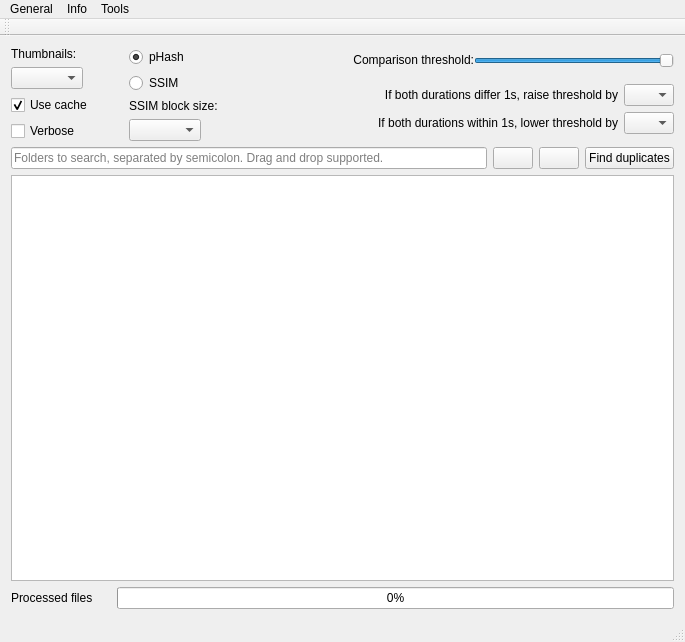
This is QtProject/app/mainwindow.ui in theophanemayaud/video-simili-duplicate-cleaner as Qt 5 draws it before an edit. The edited form follows.
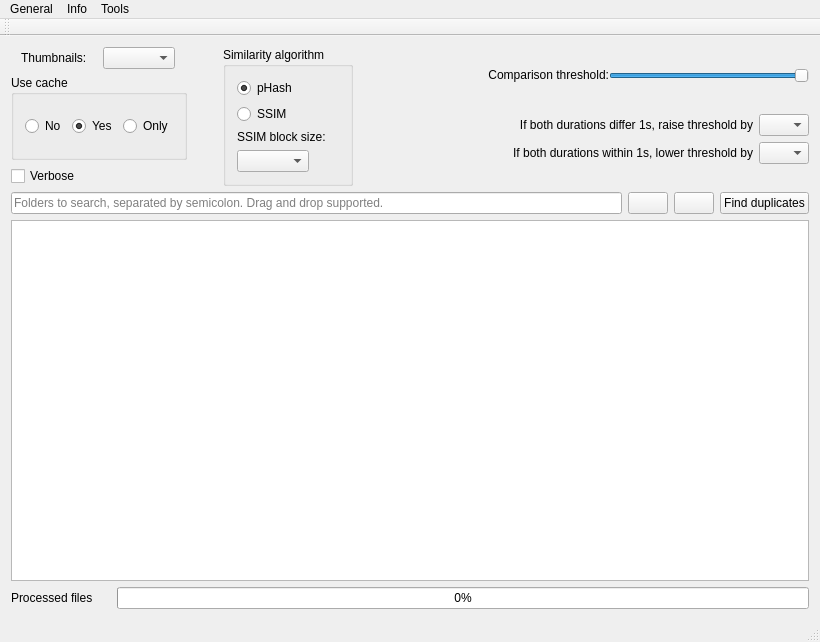
This is the edited form. Icons and pictures are not drawn.

```diff
--- a/QtProject/app/mainwindow.ui
+++ b/QtProject/app/mainwindow.ui
@@ -6,7 +6,7 @@
    <rect>
     <x>0</x>
     <y>0</y>
-    <width>685</width>
+    <width>820</width>
     <height>642</height>
    </rect>
   </property>
@@ -47,6 +47,8 @@
          <number>0</number>
         </property>
         <item>
+         <layout class="QHBoxLayout" name="horizontalLayout_2">
+          <item>
          <widget class="QLabel" name="label_2">
           <property name="sizePolicy">
            <sizepolicy hsizetype="Maximum" vsizetype="Maximum">
@@ -73,17 +75,48 @@
           </property>
          </widget>
         </item>
+         </layout>
+        </item>
         <item>
-         <widget class="QCheckBox" name="useCacheCheckBox">
-          <property name="toolTip">
-           <string>&lt;html&gt;&lt;head/&gt;&lt;body&gt;&lt;p&gt;Unchecking this will disable loading and saving of file metadata and file caputres, to cache. &lt;/p&gt;&lt;p&gt;Caching is done based on the file path and name, so you should also disable caching &lt;/p&gt;&lt;p&gt;    if you have moved files or renamed files that could be otherwise incorrectly loaded from cache.  &lt;/p&gt;&lt;p&gt;The cache makes subsequent scans much faster !&lt;/p&gt;&lt;/body&gt;&lt;/html&gt;</string>
-          </property>
-          <property name="text">
+         <widget class="QGroupBox" name="groupBox_UseCache">
+          <property name="title">
            <string>Use cache</string>
           </property>
+          <layout class="QHBoxLayout" name="horizontalLayout_6">
+           <item>
+            <widget class="QRadioButton" name="radio_UseCacheNo">
+             <property name="toolTip">
+              <string>Videos will not be stored or loaded from cache</string>
+             </property>
+             <property name="text">
+              <string>No</string>
+             </property>
+            </widget>
+           </item>
+           <item>
+            <widget class="QRadioButton" name="radio_UseCacheYes">
+             <property name="toolTip">
+              <string>New videos will be cached and already cached ones will be used</string>
+             </property>
+             <property name="text">
+              <string>Yes</string>
+             </property>
           <property name="checked">
            <bool>true</bool>
           </property>
+            </widget>
+           </item>
+           <item>
+            <widget class="QRadioButton" name="radio_UseCacheOnly">
+             <property name="toolTip">
+              <string>Only videos already cached will be compared</string>
+             </property>
+             <property name="text">
+              <string>Only</string>
+             </property>
+            </widget>
+           </item>
+          </layout>
          </widget>
         </item>
         <item>
@@ -122,6 +155,10 @@
        </spacer>
       </item>
       <item>
+       <widget class="QGroupBox" name="groupBox">
+        <property name="title">
+         <string>Similarity algorithm</string>
+        </property>
        <layout class="QVBoxLayout" name="verticalLayout_6">
         <item>
          <widget class="QRadioButton" name="selectPhash">
@@ -182,6 +219,7 @@
          </widget>
         </item>
        </layout>
+       </widget>
       </item>
       <item>
        <spacer name="horizontalSpacer_2">
@@ -467,8 +505,8 @@
     <rect>
      <x>0</x>
      <y>0</y>
-     <width>685</width>
-     <height>22</height>
+     <width>820</width>
+     <height>24</height>
     </rect>
    </property>
    <widget class="QMenu" name="menuGeneral">
```
Lines whose indentation alone changed are shown as unchanged.
